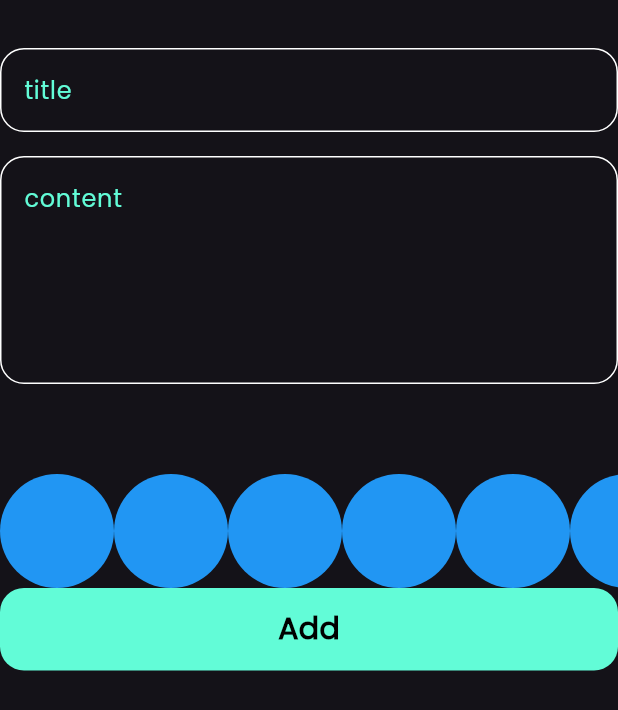
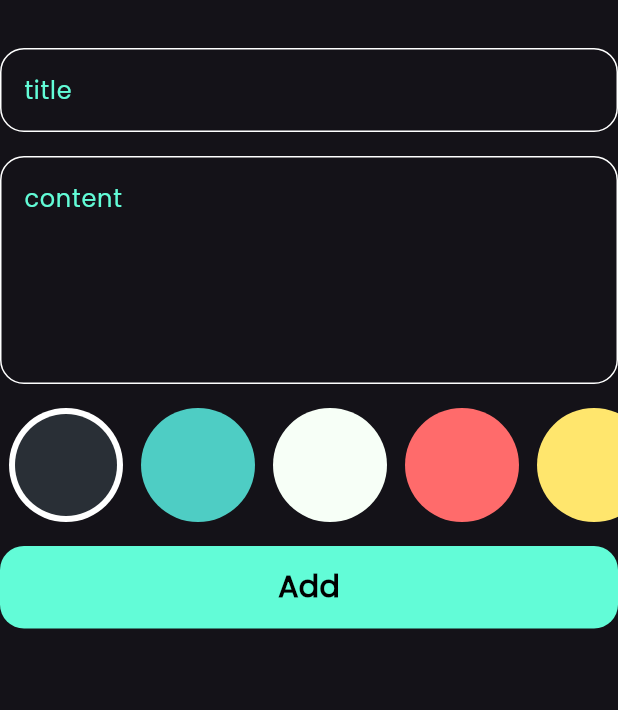
Before and after one commit to kie4a/notes_app, a Flutter app: the AddNoteForm widget shown alone on an empty page, opened directly, on a phone screen of 412 x 824 dp. Shown: the top 710 px of the screen. Run offline on Flutter 3.47's test engine with Material 3 defaults, Android fonts, the phone set to English and light mode, and no system bars; our stand-ins replace bloc, flutter_bloc, font_awesome_flutter, hive, hive_flutter; accounts and stored records are empty.

Commit message:
colors list view part 2

```diff
--- a/App/lib/widgets/add_note_form.dart
+++ b/App/lib/widgets/add_note_form.dart
@@ -42,8 +42,9 @@ class AddNoteFormState extends State<AddNoteForm> {
               subTitle = value;
             },
           ),
-          SizedBox(height: 60),
-ColorsListView(),
+           const SizedBox(height: 16),
+          ColorsListView(),
+          const SizedBox(height: 16),
           BlocBuilder<AddNoteCubit, AddNoteState>(
             builder: (context, state) {
               return CustomBotton(
--- a/App/lib/widgets/colors_list_view.dart
+++ b/App/lib/widgets/colors_list_view.dart
@@ -1,27 +1,64 @@
-
 import 'package:flutter/material.dart';
 
 class ColorItem extends StatelessWidget {
-  const ColorItem({super.key});
+  const ColorItem({super.key, required this.isActivre, required this.color});
+  final bool isActivre;
+  final Color color;
+  @override
+  Widget build(BuildContext context) {
+    return isActivre
+        ? CircleAvatar(
+            radius: 38,
+            backgroundColor: Colors.white,
+            child: CircleAvatar(radius: 34, backgroundColor: color),
+          )
+        : CircleAvatar(radius: 38, backgroundColor: color);
+  }
+}
+
+class ColorsListView extends StatefulWidget {
+  const ColorsListView({super.key});
+
+  @override
+  State<ColorsListView> createState() => _ColorsListViewState();
+}
+
+class _ColorsListViewState extends State<ColorsListView> {
+  int currentIdex = 0;
+  List<Color> colors = const [
+    Color(0xff292F36),
+    Color(0xff4ECDC4),
+    Color(0xffF7FFF7),
+    Color(0xffFF6B6B),
+    Color(0xffFFE66D),
+    Color(0xffADFCF9),
+    Color(0xff89A894),
+    Color(0xff4B644A),
+    Color(0xff49393B),
+    Color(0xff341C1C),
+  ];
 
   @override
   Widget build(BuildContext context) {
-    return CircleAvatar(radius: 38, backgroundColor: Colors.blue);
-  }
-}
-
-class ColorsListView extends StatelessWidget {
-  const ColorsListView({super.key});
-
-  @override
-  Widget build(BuildContext context) {
-    return SizedBox(height: 38*2,
+    return SizedBox(
+      height: 38 * 2,
       child: ListView.builder(
-
         scrollDirection: Axis.horizontal,
+        itemCount: colors.length,
         itemBuilder: (context, index) {
-          return
-          const ColorItem();
+          return Padding(
+            padding: const EdgeInsets.symmetric(horizontal: 6),
+            child: GestureDetector(
+              onTap: () {
+                currentIdex = index;
+                setState(() {});
+              },
+              child: ColorItem(
+                isActivre: currentIdex == index,
+                color: colors[index],
+              ),
+            ),
+          );
         },
       ),
     );
```
